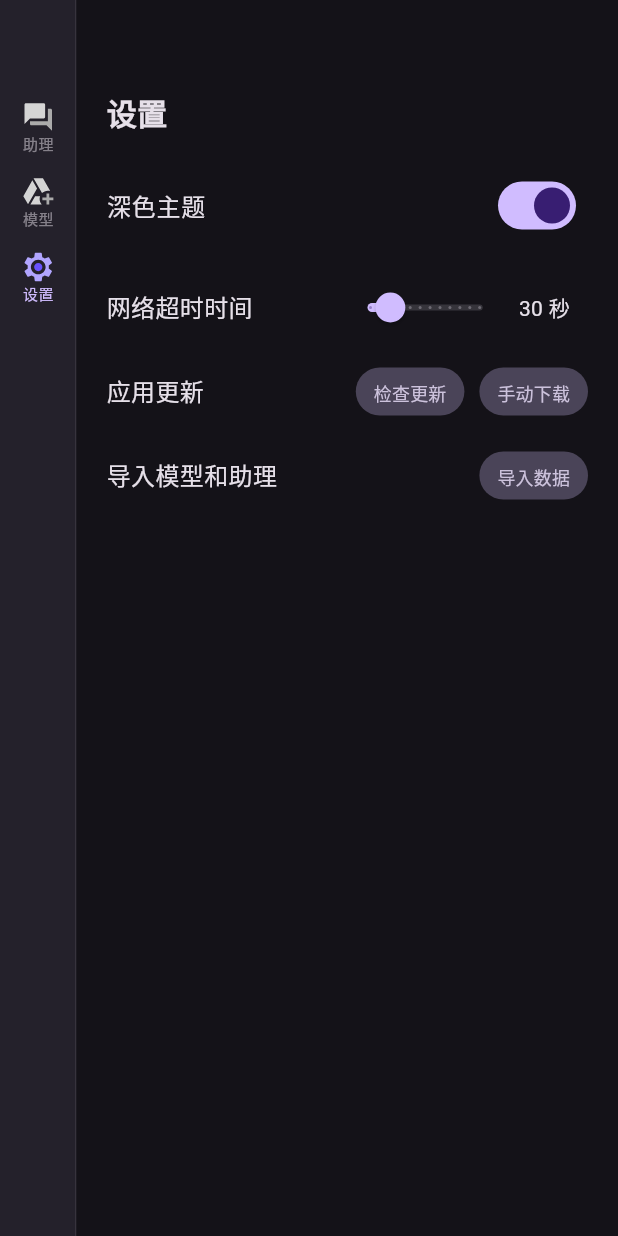
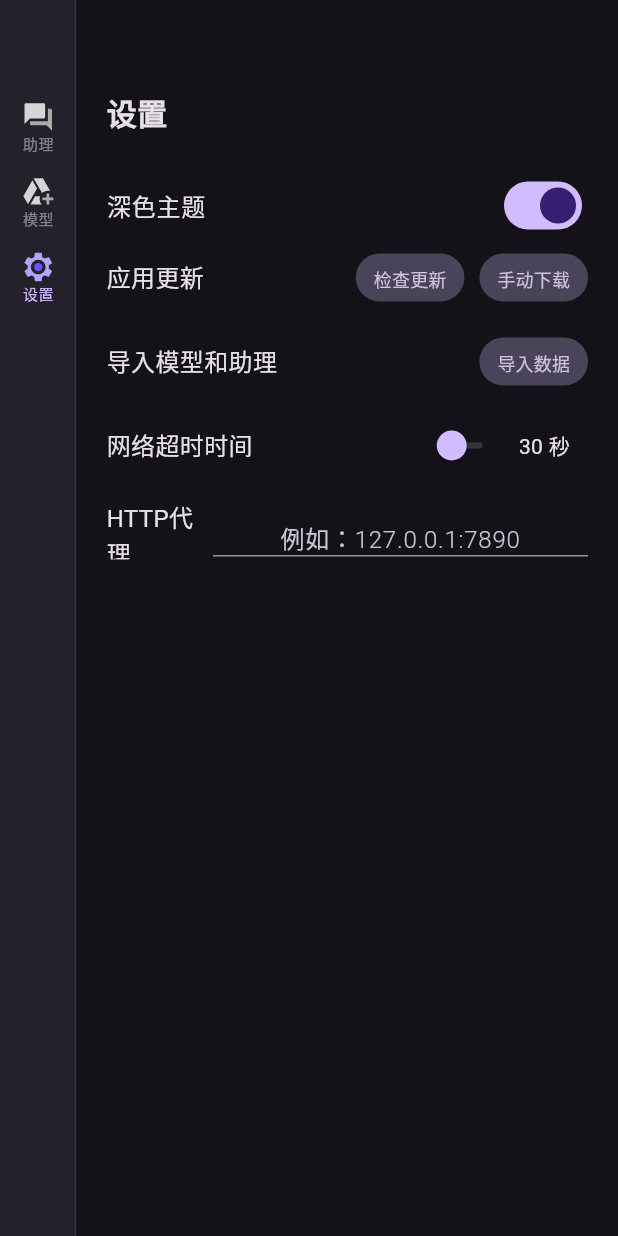
Before and after one commit to nickham-su/talk_ai, a Flutter app: the screen it shows after launch, after a tap on "助理", after a tap on "模型", after a tap on "设置", on a phone screen of 412 x 824 dp. Run offline on Flutter 3.47's test engine with Material 3 defaults, Android fonts, the phone set to English and light mode, and no system bars; our stand-ins replace dio, extended_image, flutter_svg, get, hive, package_info; missing offline and left inert: auto_updater, clipboard, diff_match_patch, file_saver, markdown, markdown_widget and 2 more; accounts and stored records are empty; network calls fail; statements that could not run were skipped.

Commit message:
feat: 设置

```diff
--- a/lib/modules/setting/views/components/cache_widget.dart
+++ b/lib/modules/setting/views/components/cache_widget.dart
@@ -5,24 +5,16 @@ import '../../../../shared/components/buttons/danger_button.dart';
 import '../../../../shared/components/dialog.dart';
 import '../../../../shared/components/snackbar.dart';
 import '../../controllers/setting_controller.dart';
+import 'setting_row.dart';
 
 class CacheWidget extends GetView<SettingController> {
   const CacheWidget({super.key});
 
   @override
   Widget build(BuildContext context) {
-    return Container(
-      margin: const EdgeInsets.only(top: 24),
-      height: 32,
-      child: Row(
-        children: [
-          const Expanded(
-            child: Text(
-              '清除缓存',
-              style: TextStyle(fontSize: 16),
-            ),
-          ),
-          TextButton(
+    return SettingRow(
+      title: '缓存',
+      child: TextButton(
         style: ButtonStyle(
           backgroundColor: MaterialStateProperty.all(
             Get.theme.colorScheme.secondaryContainer,
@@ -50,8 +42,6 @@ class CacheWidget extends GetView<SettingController> {
               color: Get.theme.colorScheme.secondary,
             )),
       ),
-        ],
-      ),
     );
   }
 }
--- /dev/null
+++ b/lib/modules/setting/views/components/http_proxy_widget.dart
@@ -0,0 +1,86 @@
+import 'package:TalkAI/shared/repositories/setting_repository.dart';
+import 'package:flutter/material.dart';
+import 'package:get/get.dart';
+
+import '../../../../shared/components/buttons/danger_button.dart';
+import '../../../../shared/components/dialog.dart';
+import '../../../../shared/components/share/llm_share_import_dialog.dart';
+import '../../../../shared/components/snackbar.dart';
+import '../../controllers/setting_controller.dart';
+import 'setting_row.dart';
+
+class HttpProxyWidget extends GetView<SettingController> {
+  const HttpProxyWidget({super.key});
+
+  @override
+  Widget build(BuildContext context) {
+    final inputController = TextEditingController();
+    inputController.text = SettingRepository.getProxy();
+
+    return SettingRow(
+      title: 'HTTP代理',
+      child: Container(
+        width: 250,
+        height: 36,
+        child: TextField(
+          textAlign: TextAlign.center,
+          controller: inputController,
+          onChanged: (value) {
+            SettingRepository.setProxy(value);
+          },
+          style: const TextStyle(
+            height: 1,
+            fontSize: 16,
+            fontWeight: FontWeight.w300,
+          ),
+          decoration: InputDecoration(
+            hintText: '例如：127.0.0.1:7890',
+            focusedBorder: UnderlineInputBorder(
+              borderSide: BorderSide(
+                width: 1.5,
+                color: Get.theme.colorScheme.primary,
+              ),
+            ),
+          ),
+        ),
+      ),
+    );
+
+    return Container(
+      margin: const EdgeInsets.only(top: 16),
+      height: 40,
+      child: Row(
+        crossAxisAlignment: CrossAxisAlignment.center,
+        children: [
+          const Expanded(
+            child: Text(
+              'HTTP代理',
+              style: TextStyle(fontSize: 16),
+            ),
+          ),
+          Container(
+            width: 200,
+            padding: const EdgeInsets.only(bottom: 8, right: 8),
+            child: TextField(
+              controller: inputController,
+              style: const TextStyle(
+                fontSize: 14,
+                fontWeight: FontWeight.w300,
+              ),
+              decoration: InputDecoration(
+                hintText: '127.0.0.1:7890',
+                contentPadding: EdgeInsets.only(left: 8),
+                focusedBorder: UnderlineInputBorder(
+                  borderSide: BorderSide(
+                    width: 1.5,
+                    color: Get.theme.colorScheme.primary,
+                  ),
+                ),
+              ),
+            ),
+          ),
+        ],
+      ),
+    );
+  }
+}
--- a/lib/modules/setting/views/components/import_widget.dart
+++ b/lib/modules/setting/views/components/import_widget.dart
@@ -1,29 +1,20 @@
 import 'package:flutter/material.dart';
 import 'package:get/get.dart';
 
-import '../../../../shared/components/buttons/danger_button.dart';
-import '../../../../shared/components/dialog.dart';
 import '../../../../shared/components/share/llm_share_import_dialog.dart';
-import '../../../../shared/components/snackbar.dart';
 import '../../controllers/setting_controller.dart';
+import 'setting_row.dart';
 
 class ImportWidget extends GetView<SettingController> {
   const ImportWidget({super.key});
 
   @override
   Widget build(BuildContext context) {
-    return Container(
-      margin: const EdgeInsets.only(top: 24),
+    return SettingRow(
+      title: '导入模型和助理',
+      child: SizedBox(
         height: 32,
-      child: Row(
-        children: [
-          const Expanded(
-            child: Text(
-              '导入模型和助理',
-              style: TextStyle(fontSize: 16),
-            ),
-          ),
-          TextButton(
+        child: TextButton(
           style: ButtonStyle(
             backgroundColor: MaterialStateProperty.all(
               Get.theme.colorScheme.secondaryContainer,
@@ -42,7 +33,6 @@ class ImportWidget extends GetView<SettingController> {
                 color: Get.theme.colorScheme.secondary,
               )),
         ),
-        ],
       ),
     );
   }
--- a/lib/modules/setting/views/components/network_timeout.dart
+++ b/lib/modules/setting/views/components/network_timeout.dart
@@ -12,11 +12,14 @@ class NetworkTimeout extends StatelessWidget {
     return GetBuilder<SettingController>(
         builder: (SettingController controller) {
       return Container(
+        height: 40,
+        margin: const EdgeInsets.only(top: 16),
         padding: const EdgeInsets.only(right: 12),
         child: SliderWidget(
-          labelWidth: 150,
+          labelWidth: 200,
           labelText: '网络超时时间',
           labelStyle: const TextStyle(fontSize: 16),
+          margin: null,
           min: 10,
           max: 120,
           divisions: 11,
--- /dev/null
+++ b/lib/modules/setting/views/components/setting_row.dart
@@ -0,0 +1,35 @@
+import 'package:flutter/cupertino.dart';
+
+class SettingRow extends StatelessWidget {
+  final String title;
+  final Widget child;
+  final Widget? tip;
+
+  const SettingRow({
+    Key? key,
+    required this.title,
+    required this.child,
+    this.tip,
+  }) : super(key: key);
+
+  @override
+  Widget build(BuildContext context) {
+    return Container(
+      margin: const EdgeInsets.only(top: 16),
+      height: 40,
+      child: Row(
+        crossAxisAlignment: CrossAxisAlignment.center,
+        children: [
+          Expanded(
+            child: Text(
+              title,
+              style: const TextStyle(fontSize: 16),
+            ),
+          ),
+          if (tip != null) tip!,
+          child,
+        ],
+      ),
+    );
+  }
+}
--- a/lib/modules/setting/views/components/theme_widget.dart
+++ b/lib/modules/setting/views/components/theme_widget.dart
@@ -11,7 +11,9 @@ class ThemeWidget extends StatelessWidget {
     final isDarkMode = Get.isDarkMode;
 
     return Container(
-      padding: const EdgeInsets.only(right: 4),
+      // padding: const EdgeInsets.only(right: 4),
+      child: SizedBox(
+        height: 40,
         child: SwitchListTile(
           contentPadding: const EdgeInsets.only(left: 0, right: 0),
           value: isDarkMode,
@@ -27,6 +29,7 @@ class ThemeWidget extends StatelessWidget {
             style: TextStyle(fontSize: 16),
           ),
         ),
+      ),
     );
   }
 }
--- a/lib/modules/setting/views/components/update_widget.dart
+++ b/lib/modules/setting/views/components/update_widget.dart
@@ -1,3 +1,4 @@
+import 'package:TalkAI/modules/setting/views/components/setting_row.dart';
 import 'package:auto_updater/auto_updater.dart';
 import 'package:flutter/material.dart';
 import 'package:get/get.dart';
@@ -14,33 +15,22 @@ class UpdateWidget extends StatelessWidget {
   Widget build(BuildContext context) {
     return GetBuilder<AppUpdateController>(
       builder: (AppUpdateController controller) {
-        return Container(
-          margin: const EdgeInsets.only(top: 24),
-          height: 32,
-          child: Row(
-            children: [
-              Expanded(
-                child: Row(
-                  children: [
-                    const Text(
-                      '应用更新',
-                      style: TextStyle(fontSize: 16),
-                    ),
-                    const SizedBox(
-                      width: 10,
-                    ),
-                    if (controller.needUpdate)
-                      Text(
+        return SettingRow(
+          title: '应用更新',
+          tip: controller.needUpdate
+              ? Text(
                   '有新版本${controller.latestVersion}可用!',
                   style: TextStyle(
                     fontSize: 14,
                     color: Get.theme.colorScheme.error,
                   ),
-                      ),
-                  ],
-                ),
-              ),
-              TextButton(
+                )
+              : null,
+          child: Row(
+            children: [
+              SizedBox(
+                height: 32,
+                child: TextButton(
                   style: ButtonStyle(
                     backgroundColor: MaterialStateProperty.all(
                       controller.needUpdate
@@ -62,10 +52,13 @@ class UpdateWidget extends StatelessWidget {
                             : Get.theme.colorScheme.secondary,
                       )),
                 ),
+              ),
               const SizedBox(
                 width: 10,
               ),
-              TextButton(
+              SizedBox(
+                height: 32,
+                child: TextButton(
                   style: ButtonStyle(
                     backgroundColor: MaterialStateProperty.all(
                       Get.theme.colorScheme.secondaryContainer,
@@ -90,6 +83,7 @@ class UpdateWidget extends StatelessWidget {
                         color: Get.theme.colorScheme.secondary,
                       )),
                 ),
+              ),
             ],
           ),
         );
--- a/lib/modules/setting/views/setting_page.dart
+++ b/lib/modules/setting/views/setting_page.dart
@@ -7,6 +7,7 @@ import '../../../shared/components/layout/views/layout.dart';
 import 'components/cache_widget.dart';
 import 'components/import_widget.dart';
 import 'components/network_timeout.dart';
+import 'components/http_proxy_widget.dart';
 import 'components/theme_widget.dart';
 
 class SettingPage extends StatelessWidget {
@@ -44,9 +45,10 @@ class SettingPage extends StatelessWidget {
                     ),
                   ),
                   const ThemeWidget(),
-                  const NetworkTimeout(),
                   const UpdateWidget(),
                   const ImportWidget(),
+                  const NetworkTimeout(),
+                  const HttpProxyWidget(),
                 ],
               ))),
     );
--- a/lib/shared/components/form_widget/slider_widget.dart
+++ b/lib/shared/components/form_widget/slider_widget.dart
@@ -10,7 +10,7 @@ class SliderWidget extends StatefulWidget {
   final double max; // 最大值
   final double initialValue; // 初始值
   final int divisions; // 分割数
-  final EdgeInsetsGeometry margin; // 外边距
+  final EdgeInsetsGeometry? margin; // 外边距
   final void Function(double) onChanged; // 滑动回调
   final String Function(double)? format; // 格式化回调
   final String? tooltip; // 提示
--- a/lib/shared/repositories/setting_repository.dart
+++ b/lib/shared/repositories/setting_repository.dart
@@ -87,4 +87,25 @@ class SettingRepository {
     }
     return null;
   }
+
+  /// 缓存代理
+  static String? _cacheProxy = null;
+
+  /// 设置代理
+  /// [proxy] 代理地址，例如：127.0.0.1:7890
+  static setProxy(String proxy) {
+    final box = Hive.box(_boxName);
+    box.put('proxy', proxy);
+    _cacheProxy = proxy;
+  }
+
+  /// 获取代理
+  static String getProxy() {
+    if (_cacheProxy != null) {
+      return _cacheProxy!;
+    }
+    final box = Hive.box(_boxName);
+    _cacheProxy = box.get('proxy', defaultValue: '');
+    return _cacheProxy!;
+  }
 }
```
Lines whose indentation alone changed are shown as unchanged.
